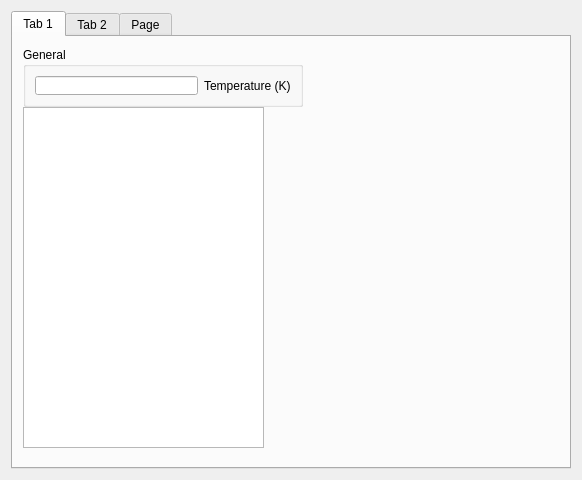
First picture: the form in modules/ViennaMini/viennaminiform.ui, repository viennamos/viennamos-dev, before the edit.
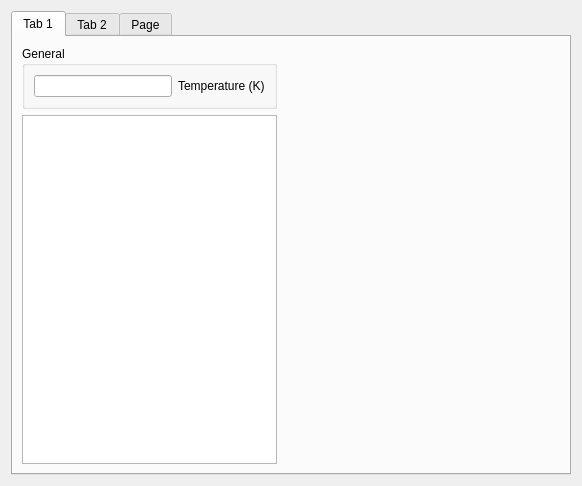
Second picture: the form after the edit.

Commit message:
device generator has now the correct segment colors
next to the segment id, helps identifying the segment
for which the user should enter the parameters

The edit to the form file:
```diff
--- a/modules/ViennaMini/viennaminiform.ui
+++ b/modules/ViennaMini/viennaminiform.ui
@@ -23,15 +23,9 @@
       <attribute name="title">
        <string>Tab 1</string>
       </attribute>
+      <layout class="QGridLayout" name="gridLayout_8">
+       <item row="0" column="0">
       <widget class="QGroupBox" name="groupBox_8">
-       <property name="geometry">
-        <rect>
-         <x>10</x>
-         <y>10</y>
-         <width>280</width>
-         <height>60</height>
-        </rect>
-       </property>
        <property name="title">
         <string>General</string>
        </property>
@@ -48,16 +42,37 @@
         </item>
        </layout>
       </widget>
-      <widget class="QTableWidget" name="tableWidgetSegmentRoles">
-       <property name="geometry">
-        <rect>
-         <x>10</x>
-         <y>70</y>
-         <width>241</width>
-         <height>341</height>
-        </rect>
-       </property>
-      </widget>
+       </item>
+       <item row="0" column="2">
+        <spacer name="horizontalSpacer_2">
+         <property name="orientation">
+          <enum>Qt::Horizontal</enum>
+         </property>
+         <property name="sizeHint" stdset="0">
+          <size>
+           <width>272</width>
+           <height>20</height>
+          </size>
+         </property>
+        </spacer>
+       </item>
+       <item row="1" column="0">
+        <widget class="QTableWidget" name="tableWidgetSegmentRoles"/>
+       </item>
+       <item row="1" column="1" colspan="2">
+        <spacer name="horizontalSpacer">
+         <property name="orientation">
+          <enum>Qt::Horizontal</enum>
+         </property>
+         <property name="sizeHint" stdset="0">
+          <size>
+           <width>278</width>
+           <height>347</height>
+          </size>
+         </property>
+        </spacer>
+       </item>
+      </layout>
      </widget>
      <widget class="QWidget" name="tab_2">
       <attribute name="title">
```
Left out of the diff: 2 changed lines with no effect on the pictures. Lines whose indentation alone changed are shown as unchanged. The commit also changes 7 other files.
